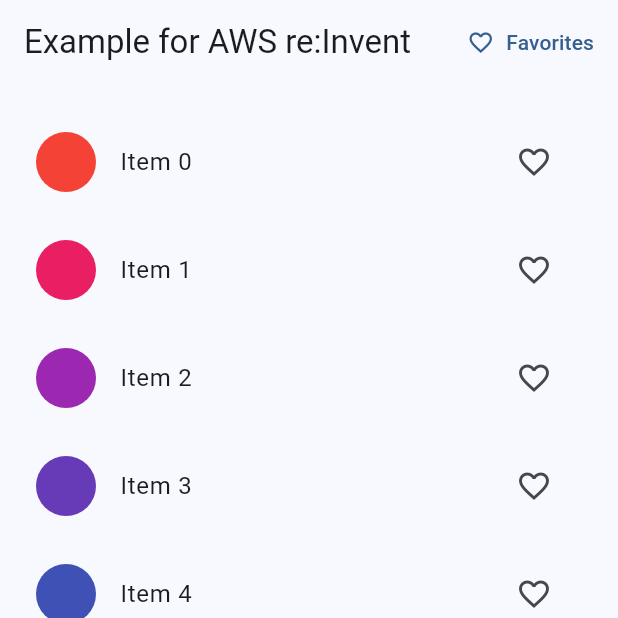
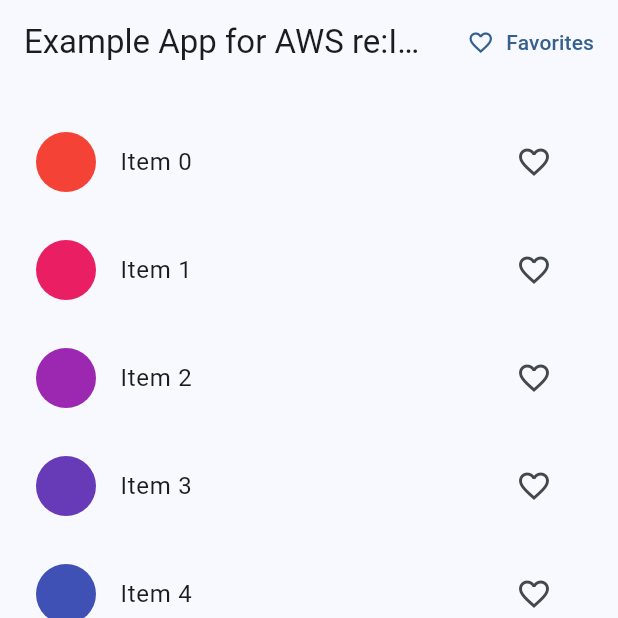
Before and after one commit to DanielGallo/Flutter-Project-Example, a Flutter app: the screen it shows after launch, on a phone screen of 412 x 824 dp, the top half of it. Run offline on Flutter 3.47's test engine with Material 3 defaults, Android fonts, the phone set to English and light mode, and no system bars; our stand-ins replace go_router.

Commit message:
Changed home.dart

```diff
--- a/lib/screens/home.dart
+++ b/lib/screens/home.dart
@@ -17,7 +17,7 @@ class HomePage extends StatelessWidget {
   Widget build(BuildContext context) {
     return Scaffold(
       appBar: AppBar(
-        title: const Text('Example for AWS re:Invent'),
+        title: const Text('Example App for AWS re:Invent'),
         actions: [
           TextButton.icon(
             onPressed: () {
```
